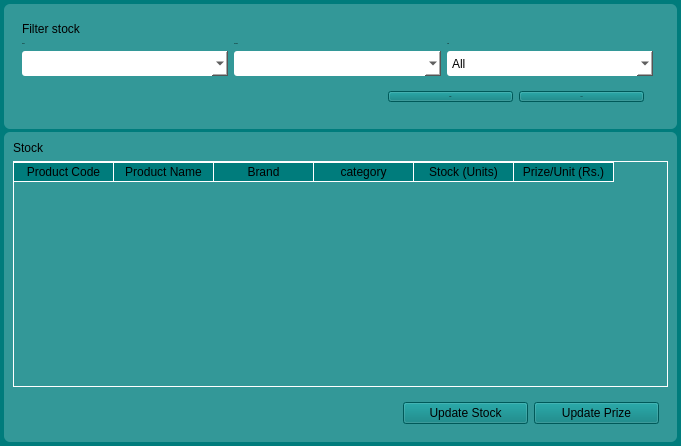
Above: ui/stock.ui from sarin32/Supermarket-Inventory-and-Sales-Management-System before the change. Below: the same form after it.
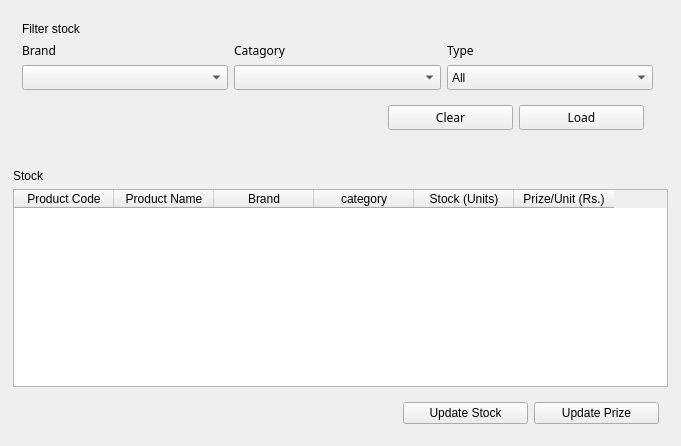
That is the form after the change.

Commit message: finished with stock page backend and front end

```diff
--- a/ui/stock.ui
+++ b/ui/stock.ui
@@ -13,66 +13,8 @@
   <property name="windowTitle">
    <string>Form</string>
   </property>
-  <property name="styleSheet">
-   <string notr="true">QWidget#stock{
-	background-color:rgb(0, 124, 124);
-}
-QLabel{
-	font: 15px  &quot;Centular&quot;;
-}
-QPushButton{
-	font: 15px  &quot;Centular&quot;;
-	background-color:rgb(0, 124, 124);
-}
-
-QLabel#h_1 ,QLabel#h_2, QLabel#h_3{
-	font: bold 16px  &quot;Centular&quot;;
-}
-
-QFrame#mainframe_1, QFrame#mainframe_2,  QFrame#mainframe_3{
-	background-color:rgb(51, 152, 152);
-	border-radius:6px;
-}
-
-QComboBox,QSpinBox,QLineEdit{
-	background-color:rgb(255, 255, 255);
-	color:#000;
-	border-radius:3px;
-}
-QMessageBox,QInputDialog{
-	background-color: rgb(51, 152, 152);
-}
-
-QTableWidget
-{
-	gridline-color: #ffffff;
-	background-color: transparent;
-	border:1px solid rgb(255, 255, 255);
-	font: 13px  &quot;Centular&quot;;
-}
-QHeaderView {
-	background-color: transparent;
-}
-QHeaderView::section {
-	background-color: rgb(0, 124, 124);
-	font: bold 13px  &quot;Centular&quot; ;
-	border-bottom: 1px solid #fff;
-    border-right: 1px solid #fff;
-}
-QHeaderView::section:horizontal
-{
-    border-top: 1px solid #fff;
-}
-QHeaderView::section:vertical
-{
-    border-left: 1px solid #fff;
-}
-QTableWidget::item::selected 
-{
- Color:#000; 
- Background: #fff;
-}
-</string>
+  <property name="type" stdset="0">
+   <string>main</string>
   </property>
   <layout class="QGridLayout" name="gridLayout">
    <property name="leftMargin">
@@ -110,9 +52,6 @@
           <height>16777215</height>
          </size>
         </property>
-        <property name="sizeAdjustPolicy">
-         <enum>QAbstractScrollArea::AdjustToContentsOnFirstShow</enum>
-        </property>
         <property name="selectionMode">
          <enum>QAbstractItemView::SingleSelection</enum>
         </property>
@@ -231,9 +170,6 @@
           <height>16777215</height>
          </size>
         </property>
-        <property name="styleSheet">
-         <string notr="true"/>
-        </property>
         <layout class="QGridLayout" name="gridLayout_2">
          <item row="3" column="1" colspan="2" alignment="Qt::AlignRight">
           <widget class="QFrame" name="frame_2">
@@ -258,7 +194,6 @@
               <property name="font">
                <font>
                 <family>Centular</family>
-                <pointsize>-1</pointsize>
                 <weight>50</weight>
                 <italic>false</italic>
                 <bold>false</bold>
@@ -295,7 +230,6 @@
               <property name="font">
                <font>
                 <family>Centular</family>
-                <pointsize>-1</pointsize>
                 <weight>50</weight>
                 <italic>false</italic>
                 <bold>false</bold>
@@ -380,15 +314,11 @@
            <property name="font">
             <font>
              <family>Centular</family>
-             <pointsize>-1</pointsize>
              <weight>50</weight>
              <italic>false</italic>
              <bold>false</bold>
             </font>
            </property>
-           <property name="styleSheet">
-            <string notr="true"/>
-           </property>
            <property name="text">
             <string>Catagory</string>
            </property>
@@ -424,15 +354,11 @@
            <property name="font">
             <font>
              <family>Centular</family>
-             <pointsize>-1</pointsize>
              <weight>50</weight>
              <italic>false</italic>
              <bold>false</bold>
             </font>
            </property>
-           <property name="styleSheet">
-            <string notr="true"/>
-           </property>
            <property name="text">
             <string>Brand</string>
            </property>
@@ -443,15 +369,11 @@
            <property name="font">
             <font>
              <family>Centular</family>
-             <pointsize>-1</pointsize>
              <weight>50</weight>
              <italic>false</italic>
              <bold>false</bold>
             </font>
            </property>
-           <property name="styleSheet">
-            <string notr="true"/>
-           </property>
            <property name="text">
             <string>Type</string>
            </property>
```
Left out of the diff: 24 changed lines with no effect on the pictures. The commit also changes 11 other files.
